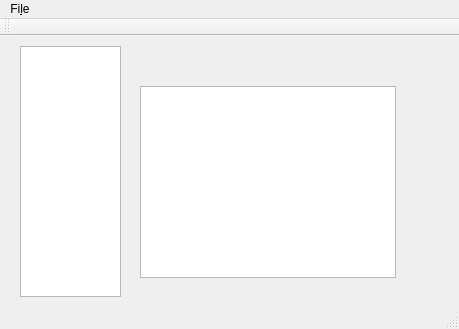
The window that clifview.ui (hendrikschilling/clifview) describes before a commit, drawn with Qt 5.
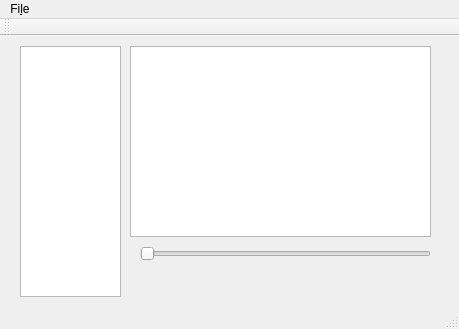
The same window after the commit.

The edit to the form file:
```diff
--- a/clifview.ui
+++ b/clifview.ui
@@ -17,10 +17,10 @@
    <widget class="QGraphicsView" name="mainView">
     <property name="geometry">
      <rect>
-      <x>140</x>
-      <y>50</y>
-      <width>256</width>
-      <height>192</height>
+      <x>130</x>
+      <y>10</y>
+      <width>301</width>
+      <height>191</height>
      </rect>
     </property>
    </widget>
@@ -34,6 +34,19 @@
      </rect>
     </property>
    </widget>
+   <widget class="QSlider" name="datasetSlider">
+    <property name="geometry">
+     <rect>
+      <x>140</x>
+      <y>210</y>
+      <width>291</width>
+      <height>16</height>
+     </rect>
+    </property>
+    <property name="orientation">
+     <enum>Qt::Horizontal</enum>
+    </property>
+   </widget>
   </widget>
   <widget class="QMenuBar" name="Menu">
    <property name="geometry">
```
